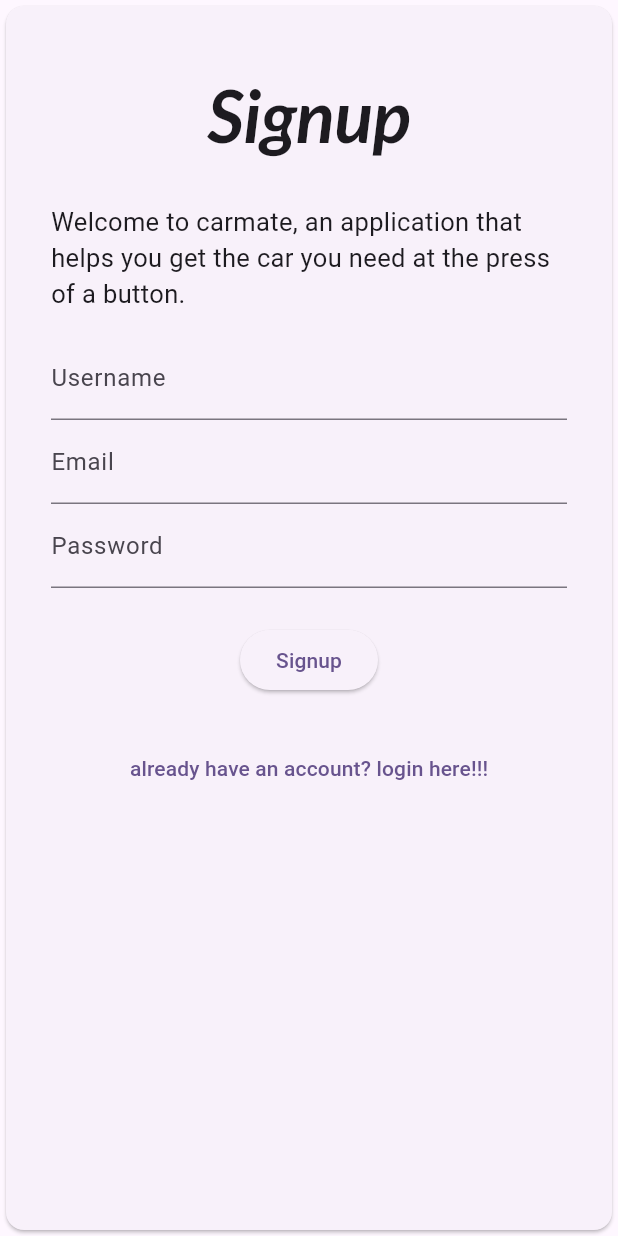
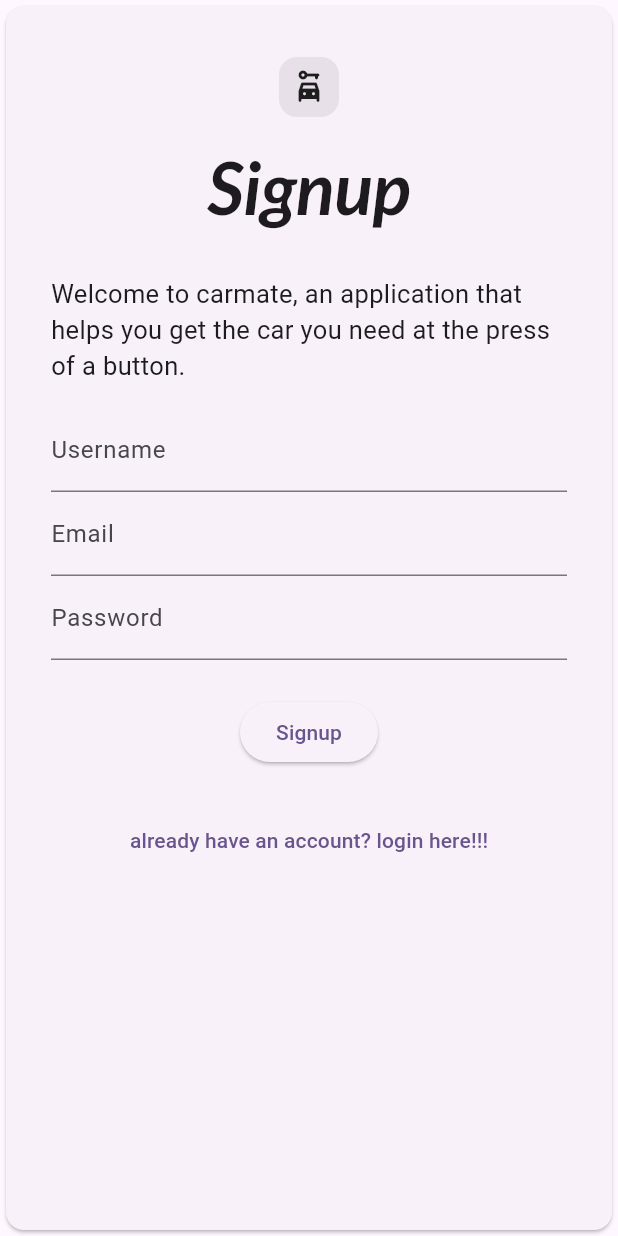
Before and after one commit to Buteya/carmate, a Flutter app: the screen it shows after launch, on a phone screen of 412 x 824 dp. Run offline on Flutter 3.47's test engine with Material 3 defaults, Android fonts, the light colour scheme and no system bars; our stand-ins replace google_fonts.

Commit message:
signupscreen design upgrade

```diff
--- a/lib/screens/auth/signupscreen.dart
+++ b/lib/screens/auth/signupscreen.dart
@@ -26,6 +26,10 @@ class _SignupScreenState extends State<SignupScreen> {
             margin: EdgeInsets.all(30.0),
             child: Column(
               children: [
+                const Card.filled(child: Padding(
+                  padding: EdgeInsets.all(8.0),
+                  child: Icon(Icons.car_rental_rounded,opticalSize: 96,),
+                ),),
                 Padding(
                   padding: const EdgeInsets.symmetric(vertical: 16.0),
                   child: Text(
```
